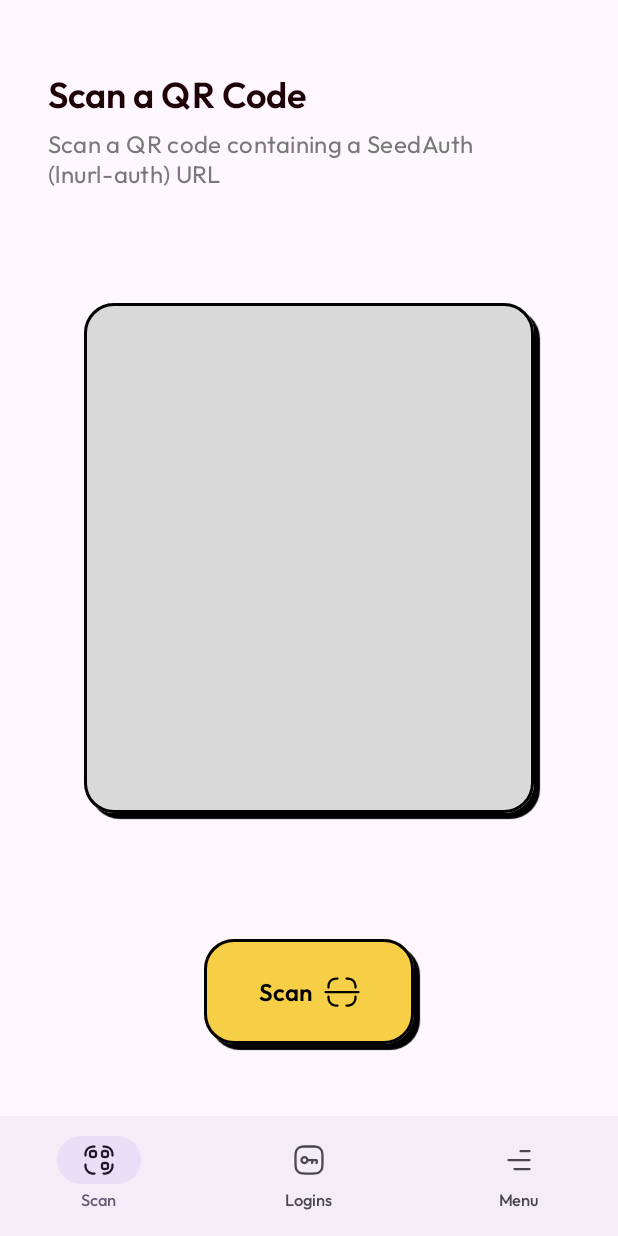
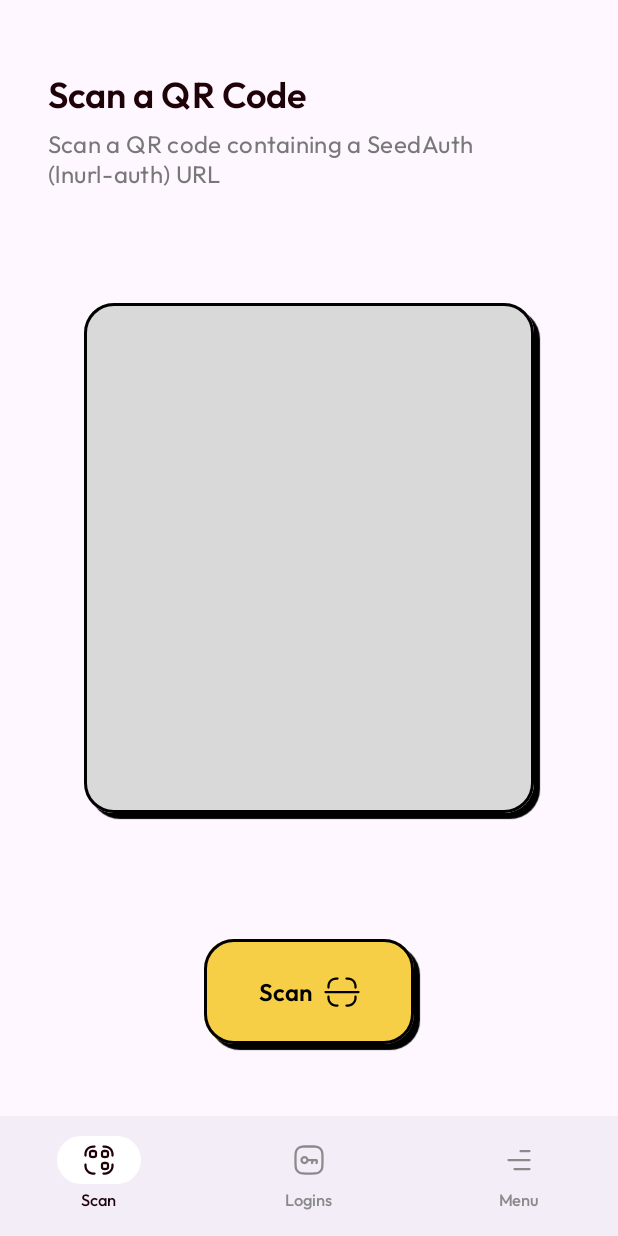
Before and after one commit to thunderbiscuit/gargoyle-seedauth, an Android app built with Jetpack Compose: the screen it shows after launch (MainActivity), on a phone screen of 412 x 824 dp. Run offline under Robolectric (Android 15) with nearby library versions, the phone set to English and light mode, and no system bars; our stand-ins replace accompanist, constraintlayout-compose; libraries missing offline, so code that uses them is left out: androidx.camera.core, androidx.camera.lifecycle, androidx.camera.view, com.google.accompanist.navigation; 3 statements that could not run were skipped.

Commit message:
Add colours to bottom navigation bar

```diff
--- a/app/src/main/java/com/goldenraven/gargoyle/ui/HomeScreen.kt
+++ b/app/src/main/java/com/goldenraven/gargoyle/ui/HomeScreen.kt
@@ -11,6 +11,7 @@ import androidx.compose.foundation.layout.padding
 import androidx.compose.material3.*
 import androidx.compose.runtime.*
 import androidx.compose.ui.Modifier
+import androidx.compose.ui.graphics.Color
 import androidx.compose.ui.res.painterResource
 import androidx.compose.ui.unit.dp
 import androidx.navigation.NavController
@@ -45,7 +46,9 @@ internal fun BottomNavigationBar(navController: NavController) {
         NavigationItem.Menu
     )
 
-    NavigationBar(tonalElevation = 0.dp) {
+    NavigationBar(
+        tonalElevation = 0.dp,
+    ) {
         items.forEachIndexed { index, item ->
             NavigationBarItem(
                 icon = {
@@ -71,13 +74,13 @@ internal fun BottomNavigationBar(navController: NavController) {
                         launchSingleTop = true
                     }
                 },
-                // colors = NavigationBarItemDefaults.colors(
-                //     selectedIconColor = padawan_theme_onBackground,
-                //     selectedTextColor = padawan_theme_onBackground,
-                //     unselectedIconColor = padawan_theme_navigation_bar_unselected,
-                //     unselectedTextColor = padawan_theme_navigation_bar_unselected,
-                //     indicatorColor = white,
-                // )
+                colors = NavigationBarItemDefaults.colors(
+                    selectedIconColor = Color(0xff1f0208),
+                    selectedTextColor = Color(0xff1f0208),
+                    unselectedIconColor = Color(0xff8a8a8a),
+                    unselectedTextColor = Color(0xff8a8a8a),
+                    indicatorColor = Color(0xffffffff),
+                )
             )
         }
     }
```
